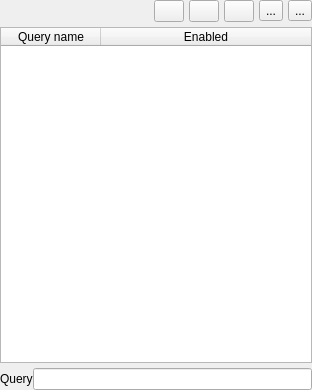
Old version of the form gui/resources/search_customtable.ui in the repository arxsys/dff-ui.
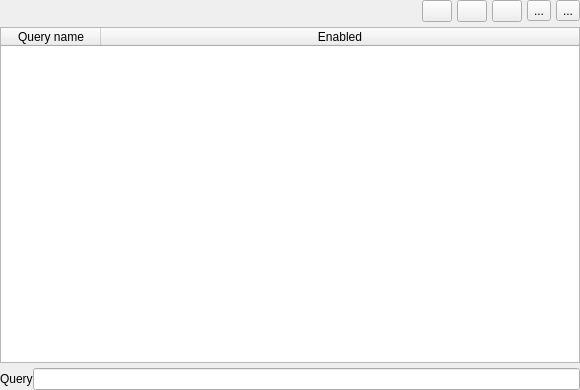
New version of the form. Icons and pictures are not drawn.

Patch:
```diff
--- a/gui/resources/search_customtable.ui
+++ b/gui/resources/search_customtable.ui
@@ -6,7 +6,7 @@
    <rect>
     <x>0</x>
     <y>0</y>
-    <width>312</width>
+    <width>580</width>
     <height>390</height>
    </rect>
   </property>
```
